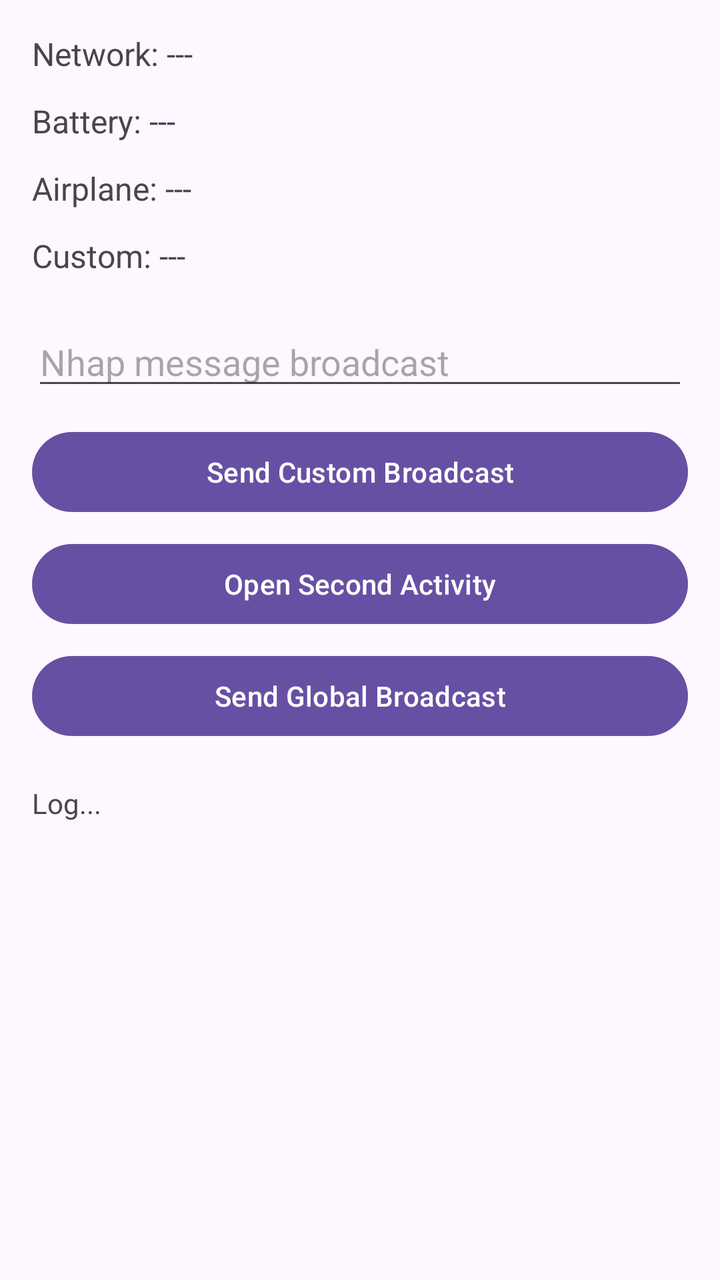
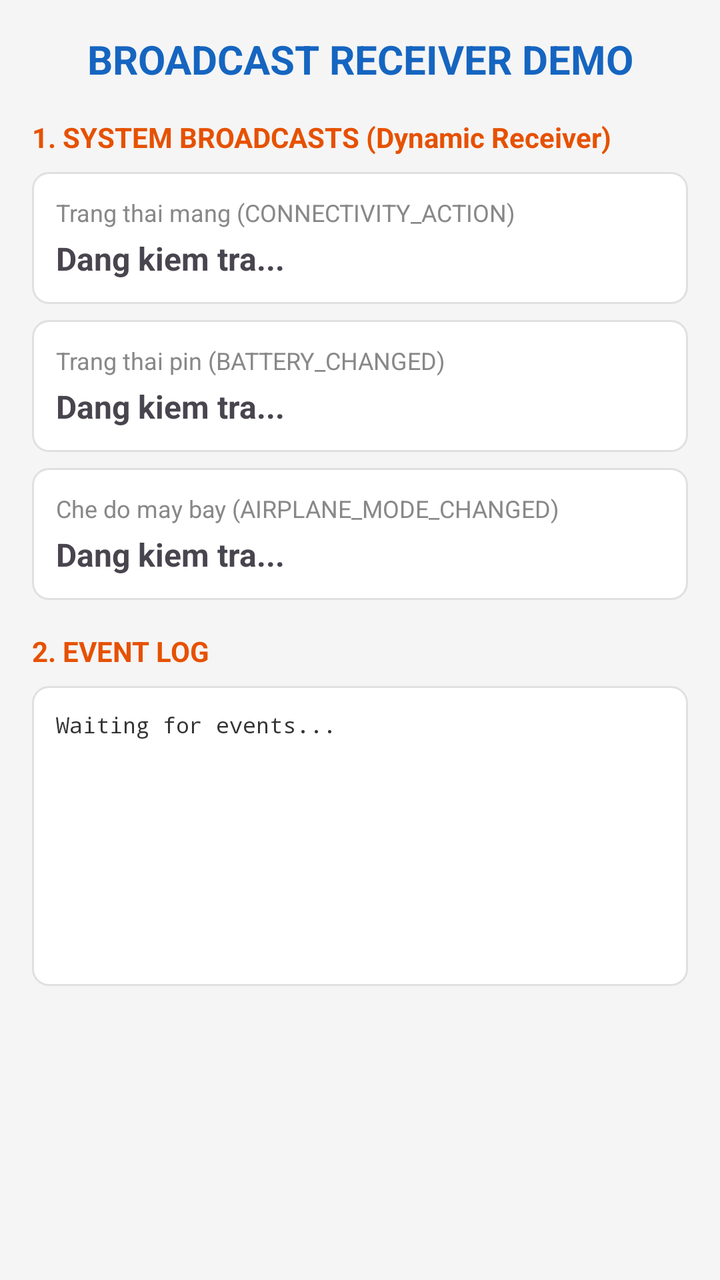

Screens rendered from an Android XML layout before and after an edit, with the pre-edit source and the edit as a unified diff.
<!-- AndroidManifest.xml: application theme Theme.BroadcastDemo -->
<!-- res/layout/activity_main.xml -->
<?xml version="1.0" encoding="utf-8"?>
<ScrollView xmlns:android="http://schemas.android.com/apk/res/android"
    xmlns:app="http://schemas.android.com/apk/res-auto"
    xmlns:tools="http://schemas.android.com/tools"
    android:layout_width="match_parent"
    android:layout_height="match_parent"
    tools:context=".MainActivity">

    <androidx.constraintlayout.widget.ConstraintLayout
        android:id="@+id/main"
        android:layout_width="match_parent"
        android:layout_height="wrap_content"
        android:padding="16dp">

        <TextView
            android:id="@+id/tvNetworkStatus"
            android:layout_width="0dp"
            android:layout_height="wrap_content"
            android:text="Network: ---"
            android:textSize="16sp"
            app:layout_constraintEnd_toEndOf="parent"
            app:layout_constraintStart_toStartOf="parent"
            app:layout_constraintTop_toTopOf="parent" />

        <TextView
            android:id="@+id/tvBatteryStatus"
            android:layout_width="0dp"
            android:layout_height="wrap_content"
            android:layout_marginTop="12dp"
            android:text="Battery: ---"
            android:textSize="16sp"
            app:layout_constraintEnd_toEndOf="parent"
            app:layout_constraintStart_toStartOf="parent"
            app:layout_constraintTop_toBottomOf="@id/tvNetworkStatus" />

        <TextView
            android:id="@+id/tvAirplaneStatus"
            android:layout_width="0dp"
            android:layout_height="wrap_content"
            android:layout_marginTop="12dp"
            android:text="Airplane: ---"
            android:textSize="16sp"
            app:layout_constraintEnd_toEndOf="parent"
            app:layout_constraintStart_toStartOf="parent"
            app:layout_constraintTop_toBottomOf="@id/tvBatteryStatus" />

        <TextView
            android:id="@+id/tvCustomMessage"
            android:layout_width="0dp"
            android:layout_height="wrap_content"
            android:layout_marginTop="12dp"
            android:text="Custom: ---"
            android:textSize="16sp"
            app:layout_constraintEnd_toEndOf="parent"
            app:layout_constraintStart_toStartOf="parent"
            app:layout_constraintTop_toBottomOf="@id/tvAirplaneStatus" />

        <EditText
            android:id="@+id/edtMessage"
            android:layout_width="0dp"
            android:layout_height="wrap_content"
            android:layout_marginTop="20dp"
            android:hint="Nhap message broadcast"
            android:inputType="text"
            app:layout_constraintEnd_toEndOf="parent"
            app:layout_constraintStart_toStartOf="parent"
            app:layout_constraintTop_toBottomOf="@id/tvCustomMessage" />

        <Button
            android:id="@+id/btnSendBroadcast"
            android:layout_width="0dp"
            android:layout_height="wrap_content"
            android:layout_marginTop="12dp"
            android:text="Send Custom Broadcast"
            app:layout_constraintEnd_toEndOf="parent"
            app:layout_constraintStart_toStartOf="parent"
            app:layout_constraintTop_toBottomOf="@id/edtMessage" />

        <Button
            android:id="@+id/btnOpenSecondActivity"
            android:layout_width="0dp"
            android:layout_height="wrap_content"
            android:layout_marginTop="8dp"
            android:text="Open Second Activity"
            app:layout_constraintEnd_toEndOf="parent"
            app:layout_constraintStart_toStartOf="parent"
            app:layout_constraintTop_toBottomOf="@id/btnSendBroadcast" />

        <Button
            android:id="@+id/btnSendGlobalBroadcast"
            android:layout_width="0dp"
            android:layout_height="wrap_content"
            android:layout_marginTop="8dp"
            android:text="Send Global Broadcast"
            app:layout_constraintEnd_toEndOf="parent"
            app:layout_constraintStart_toStartOf="parent"
            app:layout_constraintTop_toBottomOf="@id/btnOpenSecondActivity" />

        <TextView
            android:id="@+id/tvLog"
            android:layout_width="0dp"
            android:layout_height="wrap_content"
            android:layout_marginTop="20dp"
            android:text="Log..."
            android:textSize="14sp"
            app:layout_constraintEnd_toEndOf="parent"
            app:layout_constraintStart_toStartOf="parent"
            app:layout_constraintTop_toBottomOf="@id/btnSendGlobalBroadcast" />

    </androidx.constraintlayout.widget.ConstraintLayout>
</ScrollView>
<!-- resources referenced by this layout -->
<resources>
  <style name="Theme.BroadcastDemo" parent="Base.Theme.BroadcastDemo" />
  <style name="Base.Theme.BroadcastDemo" parent="Theme.Material3.DayNight.NoActionBar">
          
          
      </style>
</resources>

<!-- the commit's change to res/layout/activity_main.xml (unified diff, before → after) -->
@@ -1,111 +1,139 @@
 <?xml version="1.0" encoding="utf-8"?>
 <ScrollView xmlns:android="http://schemas.android.com/apk/res/android"
-    xmlns:app="http://schemas.android.com/apk/res-auto"
-    xmlns:tools="http://schemas.android.com/tools"
     android:layout_width="match_parent"
     android:layout_height="match_parent"
-    tools:context=".MainActivity">
+    android:background="#F5F5F5">
 
-    <androidx.constraintlayout.widget.ConstraintLayout
-        android:id="@+id/main"
+    <LinearLayout
         android:layout_width="match_parent"
         android:layout_height="wrap_content"
+        android:orientation="vertical"
         android:padding="16dp">
 
+        
         <TextView
-            android:id="@+id/tvNetworkStatus"
-            android:layout_width="0dp"
+            android:layout_width="match_parent"
             android:layout_height="wrap_content"
-            android:text="Network: ---"
-            android:textSize="16sp"
-            app:layout_constraintEnd_toEndOf="parent"
-            app:layout_constraintStart_toStartOf="parent"
-            app:layout_constraintTop_toTopOf="parent" />
+            android:text="BROADCAST RECEIVER DEMO"
+            android:textSize="20sp"
+            android:textStyle="bold"
+            android:textColor="#1565C0"
+            android:gravity="center"
+            android:layout_marginBottom="16dp" />
 
         <TextView
-            android:id="@+id/tvBatteryStatus"
-            android:layout_width="0dp"
+            android:layout_width="match_parent"
             android:layout_height="wrap_content"
-            android:layout_marginTop="12dp"
-            android:text="Battery: ---"
-            android:textSize="16sp"
-            app:layout_constraintEnd_toEndOf="parent"
-            app:layout_constraintStart_toStartOf="parent"
-            app:layout_constraintTop_toBottomOf="@id/tvNetworkStatus" />
+            android:text="1. SYSTEM BROADCASTS (Dynamic Receiver)"
+            android:textSize="14sp"
+            android:textStyle="bold"
+            android:textColor="#E65100"
+            android:layout_marginBottom="8dp" />
+
+        
+        <LinearLayout
+            android:layout_width="match_parent"
+            android:layout_height="wrap_content"
+            android:background="@drawable/bg_card"
+            android:orientation="vertical"
+            android:padding="12dp"
+            android:layout_marginBottom="8dp">
+
+            <TextView
+                android:layout_width="match_parent"
+                android:layout_height="wrap_content"
+                android:text="Trang thai mang (CONNECTIVITY_ACTION)"
+                android:textSize="12sp"
+                android:textColor="#888888" />
+
+            <TextView
+                android:id="@+id/tvNetworkStatus"
+                android:layout_width="match_parent"
+                android:layout_height="wrap_content"
+                android:text="Dang kiem tra..."
+                android:textSize="16sp"
+                android:textStyle="bold"
+                android:layout_marginTop="4dp" />
+        </LinearLayout>
+
+        
+        <LinearLayout
+            android:layout_width="match_parent"
+            android:layout_height="wrap_content"
+            android:background="@drawable/bg_card"
+            android:orientation="vertical"
+            android:padding="12dp"
+            android:layout_marginBottom="8dp">
+
+            <TextView
+                android:layout_width="match_parent"
+                android:layout_height="wrap_content"
+                android:text="Trang thai pin (BATTERY_CHANGED)"
+                android:textSize="12sp"
+                android:textColor="#888888" />
+
+            <TextView
+                android:id="@+id/tvBatteryStatus"
+                android:layout_width="match_parent"
+                android:layout_height="wrap_content"
+                android:text="Dang kiem tra..."
+                android:textSize="16sp"
+                android:textStyle="bold"
+                android:layout_marginTop="4dp" />
+        </LinearLayout>
+
+        
+        <LinearLayout
+            android:layout_width="match_parent"
+            android:layout_height="wrap_content"
+            android:background="@drawable/bg_card"
+            android:orientation="vertical"
+            android:padding="12dp"
+            android:layout_marginBottom="16dp">
+
+            <TextView
+                android:layout_width="match_parent"
+                android:layout_height="wrap_content"
+                android:text="Che do may bay (AIRPLANE_MODE_CHANGED)"
+                android:textSize="12sp"
+                android:textColor="#888888" />
+
+            <TextView
+                android:id="@+id/tvAirplaneStatus"
+                android:layout_width="match_parent"
+                android:layout_height="wrap_content"
+                android:text="Dang kiem tra..."
+                android:textSize="16sp"
+                android:textStyle="bold"
+                android:layout_marginTop="4dp" />
+        </LinearLayout>
 
         <TextView
-            android:id="@+id/tvAirplaneStatus"
-            android:layout_width="0dp"
+            android:layout_width="match_parent"
             android:layout_height="wrap_content"
-            android:layout_marginTop="12dp"
-            android:text="Airplane: ---"
-            android:textSize="16sp"
-            app:layout_constraintEnd_toEndOf="parent"
-            app:layout_constraintStart_toStartOf="parent"
-            app:layout_constraintTop_toBottomOf="@id/tvBatteryStatus" />
+            android:text="2. EVENT LOG"
+            android:textSize="14sp"
+            android:textStyle="bold"
+            android:textColor="#E65100"
+            android:layout_marginBottom="8dp" />
 
-        <TextView
-            android:id="@+id/tvCustomMessage"
-            android:layout_width="0dp"
+        <LinearLayout
+            android:layout_width="match_parent"
             android:layout_height="wrap_content"
-            android:layout_marginTop="12dp"
-            android:text="Custom: ---"
-            android:textSize="16sp"
-            app:layout_constraintEnd_toEndOf="parent"
-            app:layout_constraintStart_toStartOf="parent"
-            app:layout_constraintTop_toBottomOf="@id/tvAirplaneStatus" />
+            android:background="@drawable/bg_card"
+            android:padding="12dp"
+            android:minHeight="150dp">
 
-        <EditText
-            android:id="@+id/edtMessage"
-            android:layout_width="0dp"
-            android:layout_height="wrap_content"
-            android:layout_marginTop="20dp"
-            android:hint="Nhap message broadcast"
-            android:inputType="text"
-            app:layout_constraintEnd_toEndOf="parent"
-            app:layout_constraintStart_toStartOf="parent"
-            app:layout_constraintTop_toBottomOf="@id/tvCustomMessage" />
+            <TextView
+                android:id="@+id/tvLog"
+                android:layout_width="match_parent"
+                android:layout_height="wrap_content"
+                android:text="Waiting for events..."
+                android:textSize="11sp"
+                android:textColor="#333333"
+                android:fontFamily="monospace" />
+        </LinearLayout>
 
-        <Button
-            android:id="@+id/btnSendBroadcast"
-            android:layout_width="0dp"
-            android:layout_height="wrap_content"
-            android:layout_marginTop="12dp"
-            android:text="Send Custom Broadcast"
-            app:layout_constraintEnd_toEndOf="parent"
-            app:layout_constraintStart_toStartOf="parent"
-            app:layout_constraintTop_toBottomOf="@id/edtMessage" />
+    </LinearLayout>
 
-        <Button
-            android:id="@+id/btnOpenSecondActivity"
-            android:layout_width="0dp"
-            android:layout_height="wrap_content"
-            android:layout_marginTop="8dp"
-            android:text="Open Second Activity"
-            app:layout_constraintEnd_toEndOf="parent"
-            app:layout_constraintStart_toStartOf="parent"
-            app:layout_constraintTop_toBottomOf="@id/btnSendBroadcast" />
-
-        <Button
-            android:id="@+id/btnSendGlobalBroadcast"
-            android:layout_width="0dp"
-            android:layout_height="wrap_content"
-            android:layout_marginTop="8dp"
-            android:text="Send Global Broadcast"
-            app:layout_constraintEnd_toEndOf="parent"
-            app:layout_constraintStart_toStartOf="parent"
-            app:layout_constraintTop_toBottomOf="@id/btnOpenSecondActivity" />
-
-        <TextView
-            android:id="@+id/tvLog"
-            android:layout_width="0dp"
-            android:layout_height="wrap_content"
-            android:layout_marginTop="20dp"
-            android:text="Log..."
-            android:textSize="14sp"
-            app:layout_constraintEnd_toEndOf="parent"
-            app:layout_constraintStart_toStartOf="parent"
-            app:layout_constraintTop_toBottomOf="@id/btnSendGlobalBroadcast" />
-
-    </androidx.constraintlayout.widget.ConstraintLayout>
 </ScrollView>
<!-- resource entries referenced after the edit -->
@@ -1,5 +1,12 @@
 <!-- resources referenced by this layout -->
 <resources>
+  <!-- drawable bg_card (drawable) -->
+  <?xml version="1.0" encoding="utf-8"?>
+  <shape xmlns:android="http://schemas.android.com/apk/res/android" android:shape="rectangle">
+      <solid android:color="#FFFFFF" />
+      <corners android:radius="8dp" />
+      <stroke android:width="1dp" android:color="#E0E0E0" />
+  </shape>
   <style name="Theme.BroadcastDemo" parent="Base.Theme.BroadcastDemo" />
   <style name="Base.Theme.BroadcastDemo" parent="Theme.Material3.DayNight.NoActionBar">
           
